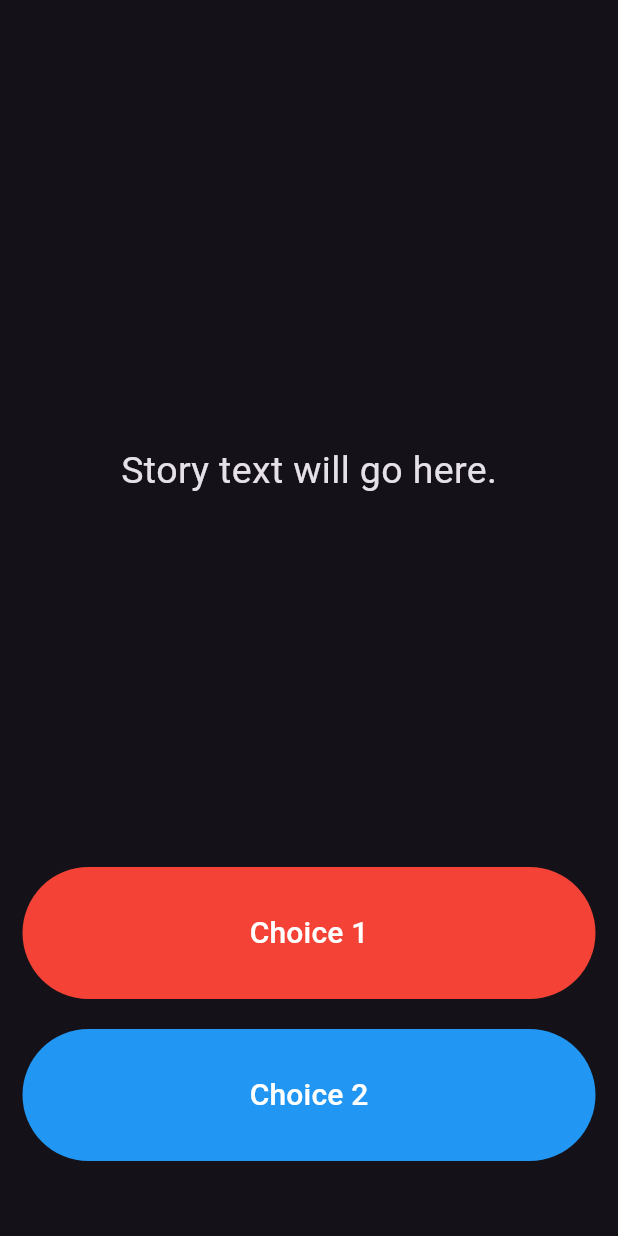
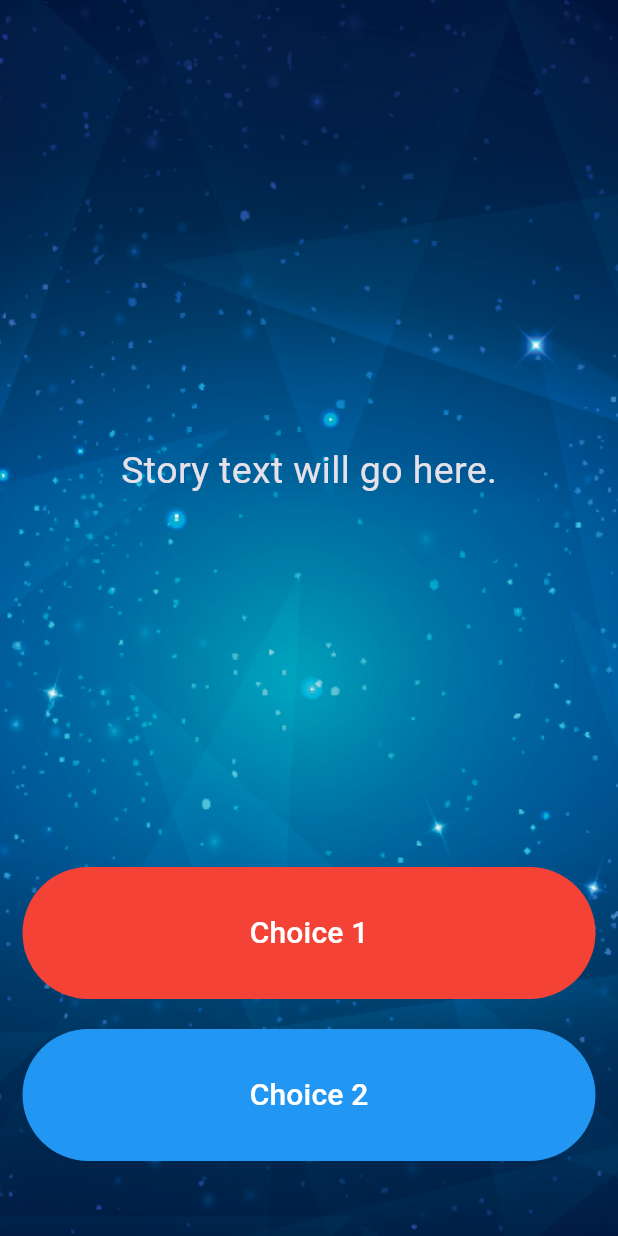
Before and after one commit to infosabbir/destini, a Flutter app: the screen it shows after launch, on a phone screen of 412 x 824 dp. Run offline on Flutter 3.47's test engine with Material 3 defaults, Android fonts, the phone set to English and light mode, and no system bars.

Commit message:
step 2, 3, 4 complete

```diff
--- a/lib/main.dart
+++ b/lib/main.dart
@@ -24,7 +24,12 @@ class _StoryPageState extends State<StoryPage> {
   Widget build(BuildContext context) {
     return Scaffold(
       body: Container(
-        //TODO: Step 1 - Add background.png to this Container as a background image.
+        decoration: BoxDecoration(
+          image: DecorationImage(
+            image: AssetImage('images/background.png'),
+            fit: BoxFit.cover,
+          ),
+        ),
         padding: EdgeInsets.symmetric(vertical: 50.0, horizontal: 15.0),
         constraints: BoxConstraints.expand(),
         child: SafeArea(
--- a/lib/story.dart
+++ b/lib/story.dart
@@ -1,5 +1,11 @@
-//TODO: Step 2 - Create a new class called Story.
+class Story {
+  String storyTitle;
+  String choice1;
+  String choice2;
 
-//TODO: Step 3 - Create 3 properties for this class, A. storyTitle to store the story text. B. choice1 to store the text for choice 1, C. choice2 to store the text for choice 2.
-
-//TODO: Step 4 - Create a Constructor for this class to be able to initialise the properties created in step 3.
+  Story({
+    required this.storyTitle,
+    required this.choice1,
+    required this.choice2,
+  });
+}
--- a/pubspec.yaml
+++ b/pubspec.yaml
@@ -59,9 +59,8 @@ flutter:
   uses-material-design: true
 
   # To add assets to your application, add an assets section, like this:
-  # assets:
-  #   - images/a_dot_burr.jpeg
-  #   - images/a_dot_ham.jpeg
+  assets:
+     - images/
 
   # An image asset can refer to one or more resolution-specific "variants", see
   # https://flutter.dev/to/resolution-aware-images
```
Also changed, not shown: lib/story_brain.dart (+34 -37 lines).
